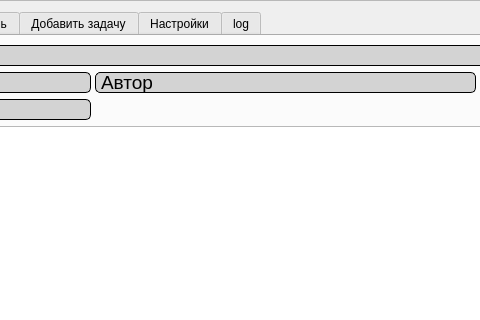
Above: data/ui/client.ui from TereDom/MathBattle before the change; both pictures show x 137 to 617 and y 0 to 320 of the 1053 by 695 pixel window. Below: the same form after it.
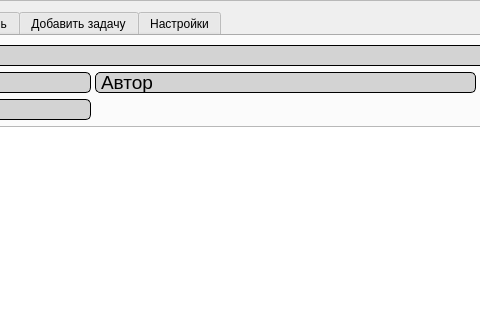
That is the form after the change.

Commit message: Теперь отображаются решённые задачи с зарание правельным ответом и статусом

```diff
--- a/data/ui/client.ui
+++ b/data/ui/client.ui
@@ -2400,16 +2400,6 @@
             </item>
            </layout>
           </widget>
-          <widget class="QWidget" name="logPage">
-           <attribute name="title">
-            <string>log</string>
-           </attribute>
-           <layout class="QGridLayout" name="gridLayout_6">
-            <item row="0" column="0">
-             <widget class="QListView" name="log"/>
-            </item>
-           </layout>
-          </widget>
          </widget>
         </item>
        </layout>
```
Left out of the diff: 47 changed lines with no effect on the pictures. The commit also changes 2 other files.
